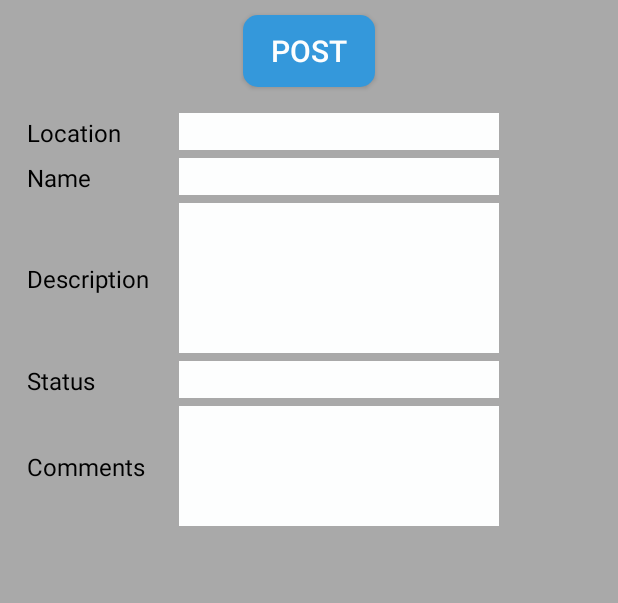
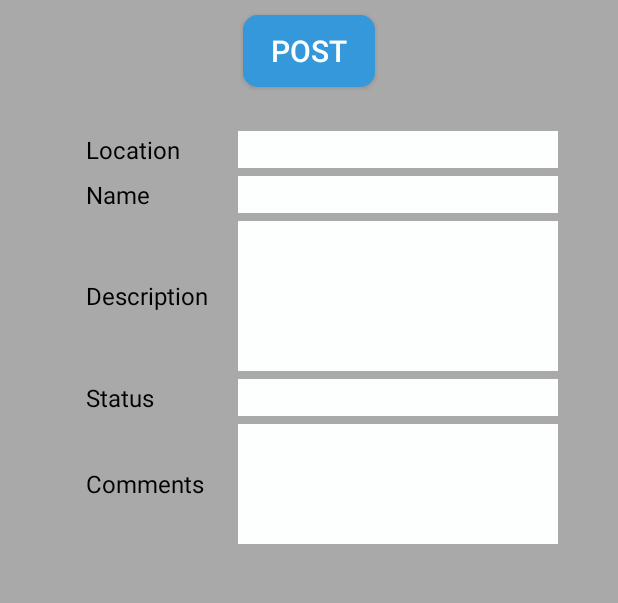
Before and after one commit to SIMBAChain/SIMBA_Android, an Android app: the PostActivity screen opened directly, with no data from a screen before it, on a phone screen of 412 x 824 dp, the part 202-805 px from its top. Run offline under Robolectric (Android 15) with nearby library versions, the phone set to English and light mode, and no system bars.

Commit message:
Centered some assets

```diff
--- a/app/src/main/res/layout/activity_post.xml
+++ b/app/src/main/res/layout/activity_post.xml
@@ -85,7 +85,8 @@
         app:layout_constraintEnd_toEndOf="parent"
         app:layout_constraintStart_toStartOf="parent"
         app:layout_constraintTop_toBottomOf="@+id/textView4"
-        app:layout_constraintVertical_bias="0.0" />
+        app:layout_constraintVertical_bias="0.0"
+        android:gravity="center"/>
 
     <TableLayout
         android:id="@+id/tableLayout"
@@ -98,11 +99,13 @@
         app:layout_constraintHorizontal_bias="0.5"
         app:layout_constraintStart_toStartOf="parent"
         app:layout_constraintTop_toBottomOf="@+id/postButton"
-        app:layout_constraintVertical_bias="0.029">
+        app:layout_constraintVertical_bias="0.029"
+        android:gravity="center">
 
         <TableRow
             android:layout_width="match_parent"
-            android:layout_height="50sp">
+            android:layout_height="50sp"
+            android:gravity="center">
 
             <Space
                 android:layout_width="18sp"
@@ -136,7 +139,8 @@
 
         <TableRow
             android:layout_width="match_parent"
-            android:layout_height="50sp">
+            android:layout_height="50sp"
+            android:gravity="center">
 
             <Space
                 android:layout_width="18sp"
@@ -169,7 +173,8 @@
 
         <TableRow
             android:layout_width="match_parent"
-            android:layout_height="100sp">
+            android:layout_height="100sp"
+            android:gravity="center">
 
             <Space
                 android:layout_width="18sp"
@@ -203,7 +208,8 @@
 
         <TableRow
             android:layout_width="match_parent"
-            android:layout_height="50sp">
+            android:layout_height="50sp"
+            android:gravity="center">
 
             <Space
                 android:layout_width="18sp"
@@ -237,7 +243,8 @@
 
         <TableRow
             android:layout_width="match_parent"
-            android:layout_height="80sp">
+            android:layout_height="80sp"
+            android:gravity="center">
 
             <Space
                 android:layout_width="18sp"
```
